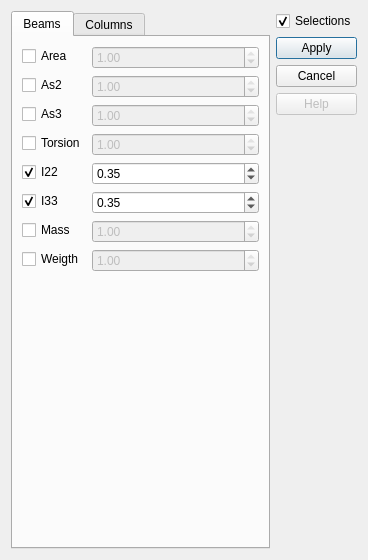
ebrahimraeyat/civilTools, file widgets/assign/assign_modifiers.ui: the form before one commit.
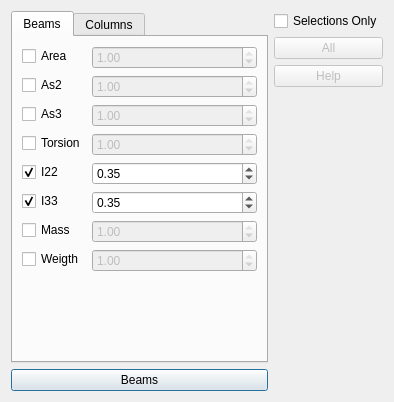
The form after the commit. Icons and pictures are not drawn.

Commit message: Separate functions for get modifiers of frames

The edit to the form file:
```diff
--- a/widgets/assign/assign_modifiers.ui
+++ b/widgets/assign/assign_modifiers.ui
@@ -6,8 +6,8 @@
    <rect>
     <x>0</x>
     <y>0</y>
-    <width>368</width>
-    <height>560</height>
+    <width>394</width>
+    <height>402</height>
    </rect>
   </property>
   <property name="windowTitle">
@@ -15,6 +15,8 @@
   </property>
   <layout class="QHBoxLayout" name="horizontalLayout">
    <item>
+    <layout class="QVBoxLayout" name="verticalLayout_2">
+     <item>
     <widget class="QTabWidget" name="tabwidget">
      <property name="tabPosition">
       <enum>QTabWidget::North</enum>
@@ -416,24 +418,52 @@
     </widget>
    </item>
    <item>
+      <widget class="QPushButton" name="apply_to_etabs_button">
+       <property name="toolTip">
+        <string>Export Selected Load Combinations To ETABS Model</string>
+       </property>
+       <property name="text">
+        <string>Beams</string>
+       </property>
+       <property name="icon">
+        <iconset resource="../../civiltools.qrc">
+         <normaloff>:/civiltools/images/etabs.png</normaloff>:/civiltools/images/etabs.png</iconset>
+       </property>
+       <property name="iconSize">
+        <size>
+         <width>60</width>
+         <height>60</height>
+        </size>
+       </property>
+       <property name="shortcut">
+        <string>Ctrl+S</string>
+       </property>
+      </widget>
+     </item>
+    </layout>
+   </item>
+   <item>
     <layout class="QVBoxLayout" name="verticalLayout">
      <item>
       <widget class="QCheckBox" name="selected_obj">
        <property name="text">
-        <string>Selections</string>
+        <string>Selections Only</string>
        </property>
        <property name="checked">
-        <bool>true</bool>
+        <bool>false</bool>
        </property>
       </widget>
      </item>
      <item>
-      <widget class="QPushButton" name="apply_to_etabs_button">
+      <widget class="QPushButton" name="apply_to_etabs_button_all">
+       <property name="enabled">
+        <bool>false</bool>
+       </property>
        <property name="toolTip">
         <string>Export Selected Load Combinations To ETABS Model</string>
        </property>
        <property name="text">
-        <string>Apply</string>
+        <string>All</string>
        </property>
        <property name="icon">
         <iconset resource="../../civiltools.qrc">
@@ -450,29 +480,6 @@
        </property>
       </widget>
      </item>
-     <item>
-      <widget class="QPushButton" name="cancel_button">
-       <property name="toolTip">
-        <string>Export Selected Load Combinations To ETABS Model</string>
-       </property>
-       <property name="text">
-        <string>Cancel</string>
-       </property>
-       <property name="icon">
-        <iconset resource="../../civiltools.qrc">
-         <normaloff>:/civiltools/images/cancel.svg</normaloff>:/civiltools/images/cancel.svg</iconset>
-       </property>
-       <property name="iconSize">
-        <size>
-         <width>60</width>
-         <height>60</height>
-        </size>
-       </property>
-       <property name="shortcut">
-        <string>Ctrl+S</string>
-       </property>
-      </widget>
-     </item>
      <item>
       <widget class="QPushButton" name="help">
        <property name="enabled">
```
Left out of the diff: 2 changed lines with no effect on the pictures. Lines whose indentation alone changed are shown as unchanged. The commit also changes 1 other file.
